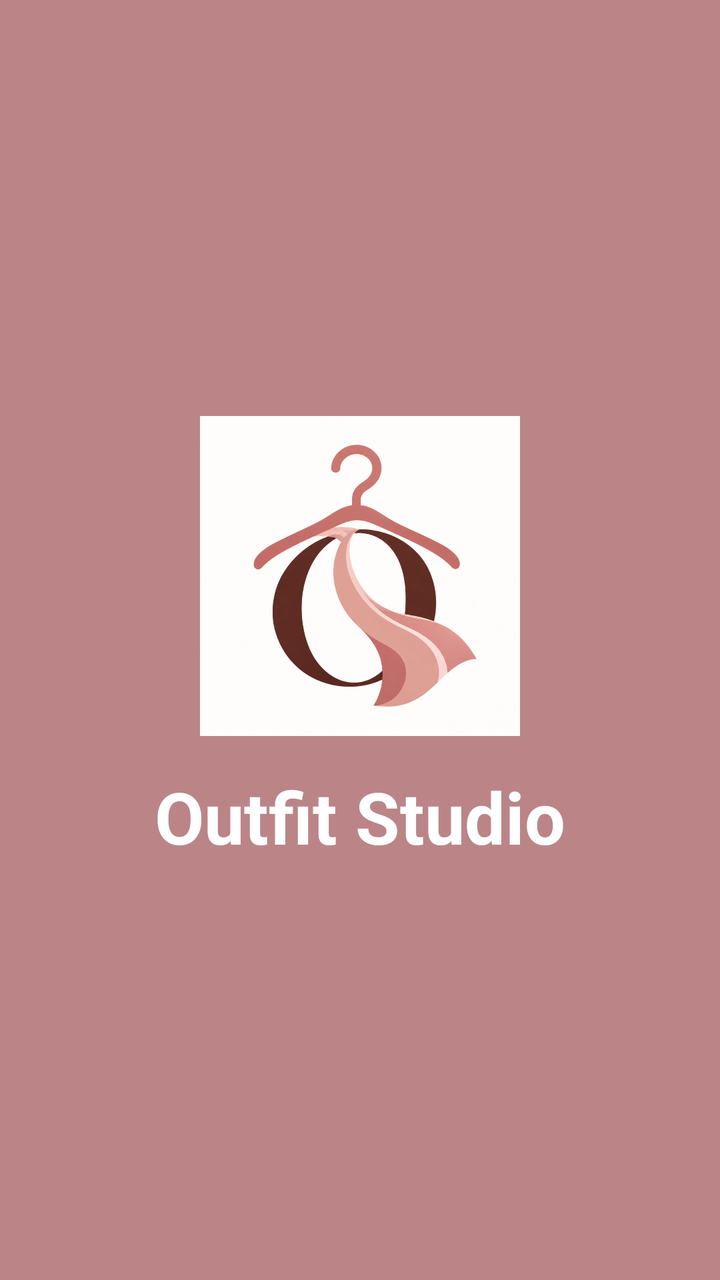
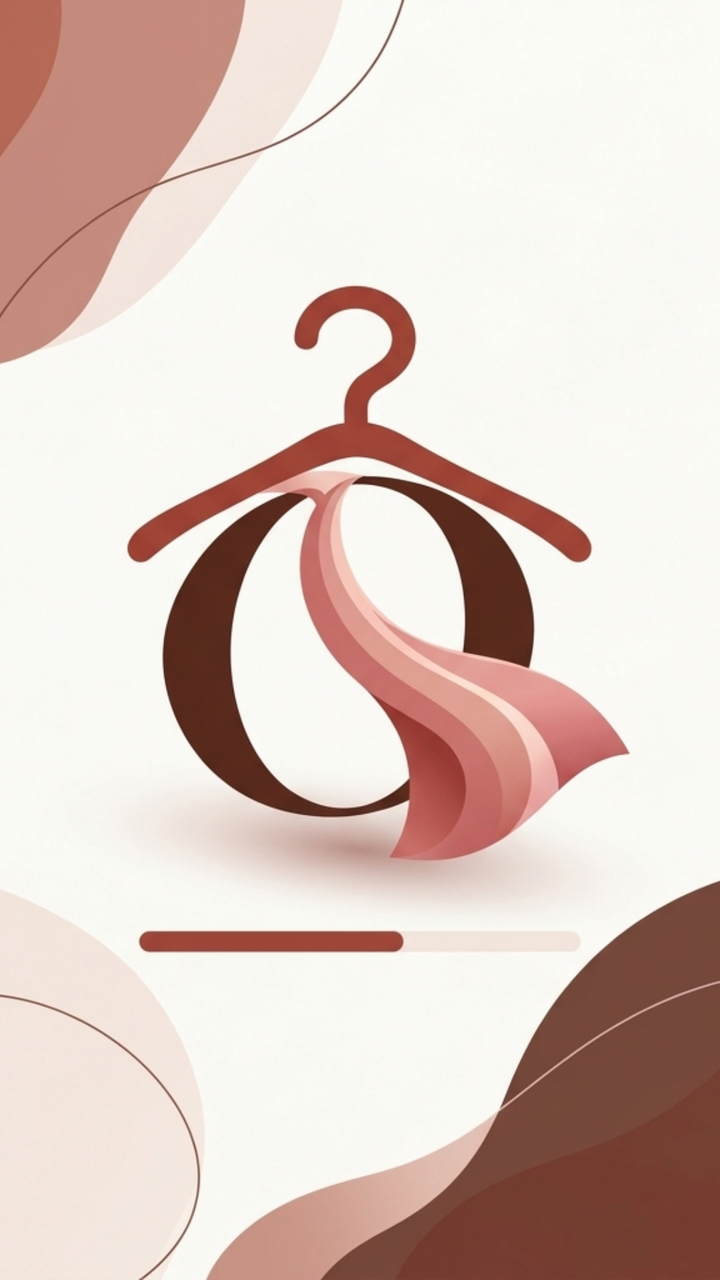

An Android layout rendered at two revisions. The XML below is the earlier revision; the diff shows what the commit changed to produce the second picture.
<!-- AndroidManifest.xml: application theme Theme.OutfitStudio -->
<!-- res/layout/activity_splash.xml -->
<?xml version="1.0" encoding="utf-8"?>
<androidx.constraintlayout.widget.ConstraintLayout xmlns:android="http://schemas.android.com/apk/res/android"
    xmlns:app="http://schemas.android.com/apk/res-auto"
    android:layout_width="match_parent"
    android:layout_height="match_parent"
    android:background="?attr/colorPrimary">

    <ImageView
        android:id="@+id/ivSplashLogo"
        android:layout_width="160dp"
        android:layout_height="160dp"
        android:src="@drawable/app_logo"
        app:layout_constraintBottom_toTopOf="@+id/tvSplashTitle"
        app:layout_constraintEnd_toEndOf="parent"
        app:layout_constraintStart_toStartOf="parent"
        app:layout_constraintTop_toTopOf="parent"
        app:layout_constraintVertical_chainStyle="packed"
        android:layout_marginBottom="16dp" />

    <TextView
        android:id="@+id/tvSplashTitle"
        android:layout_width="wrap_content"
        android:layout_height="wrap_content"
        android:text="@string/app_name"
        android:textColor="?attr/colorOnPrimary"
        android:textSize="36sp"
        android:textStyle="bold"
        app:layout_constraintBottom_toBottomOf="parent"
        app:layout_constraintEnd_toEndOf="parent"
        app:layout_constraintStart_toStartOf="parent"
        app:layout_constraintTop_toBottomOf="@+id/ivSplashLogo" />

</androidx.constraintlayout.widget.ConstraintLayout>
<!-- resources referenced by this layout -->
<resources>
  <!-- drawable app_logo: png bitmap (drawable, 335765 bytes) -->
  <string name="app_name">Outfit Studio</string>
  <style name="Theme.OutfitStudio" parent="Theme.MaterialComponents.Light.NoActionBar">
          <item name="android:textColor">@color/on_background</item>
          <item name="android:textColorHint">@color/text_hint</item>
          
          <item name="colorPrimary">@color/primary</item>
          <item name="colorPrimaryVariant">@color/primary_variant</item>
          <item name="colorOnPrimary">@color/on_primary</item>
          
          <item name="colorSecondary">@color/primary</item>
          <item name="colorSecondaryVariant">@color/primary_variant</item>
          <item name="colorOnSecondary">@color/on_primary</item>
          
          <item name="android:colorBackground">@color/background</item>
          <item name="colorSurface">@color/surface</item>
          
          <item name="android:statusBarColor">@color/background</item>
          <item name="android:windowLightStatusBar">true</item>
      </style>
  <color name="on_background">#3E3C3A</color>
  <color name="text_hint">#A09D9B</color>
  <color name="primary">#BB8588</color>
  <color name="primary_variant">#BB8588</color>
  <color name="on_primary">#FFFFFF</color>
  <color name="background">#FDFBF9</color>
  <color name="surface">#FFFFFF</color>
</resources>

<!-- the commit's change to res/layout/activity_splash.xml (unified diff, before → after) -->
@@ -6,28 +6,14 @@
     android:background="?attr/colorPrimary">
 
     <ImageView
-        android:id="@+id/ivSplashLogo"
-        android:layout_width="160dp"
-        android:layout_height="160dp"
-        android:src="@drawable/app_logo"
-        app:layout_constraintBottom_toTopOf="@+id/tvSplashTitle"
-        app:layout_constraintEnd_toEndOf="parent"
-        app:layout_constraintStart_toStartOf="parent"
-        app:layout_constraintTop_toTopOf="parent"
-        app:layout_constraintVertical_chainStyle="packed"
-        android:layout_marginBottom="16dp" />
-
-    <TextView
-        android:id="@+id/tvSplashTitle"
-        android:layout_width="wrap_content"
-        android:layout_height="wrap_content"
-        android:text="@string/app_name"
-        android:textColor="?attr/colorOnPrimary"
-        android:textSize="36sp"
-        android:textStyle="bold"
+        android:id="@+id/ivSplashBg"
+        android:layout_width="match_parent"
+        android:layout_height="match_parent"
+        android:src="@drawable/splash_bg"
+        android:scaleType="centerCrop"
         app:layout_constraintBottom_toBottomOf="parent"
         app:layout_constraintEnd_toEndOf="parent"
         app:layout_constraintStart_toStartOf="parent"
-        app:layout_constraintTop_toBottomOf="@+id/ivSplashLogo" />
+        app:layout_constraintTop_toTopOf="parent" />
 
 </androidx.constraintlayout.widget.ConstraintLayout>
<!-- resource entries referenced after the edit -->
@@ -1,7 +1,6 @@
 <!-- resources referenced by this layout -->
 <resources>
-  <!-- drawable app_logo: png bitmap (drawable, 335765 bytes) -->
-  <string name="app_name">Outfit Studio</string>
+  <!-- drawable splash_bg: jpg bitmap (drawable, 427436 bytes) -->
   <style name="Theme.OutfitStudio" parent="Theme.MaterialComponents.Light.NoActionBar">
           <item name="android:textColor">@color/on_background</item>
           <item name="android:textColorHint">@color/text_hint</item>
